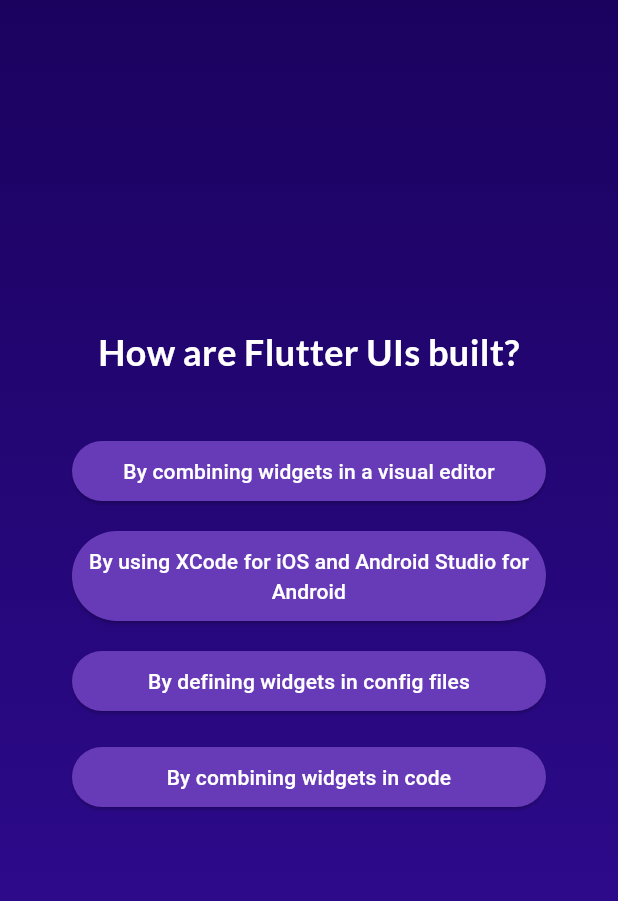
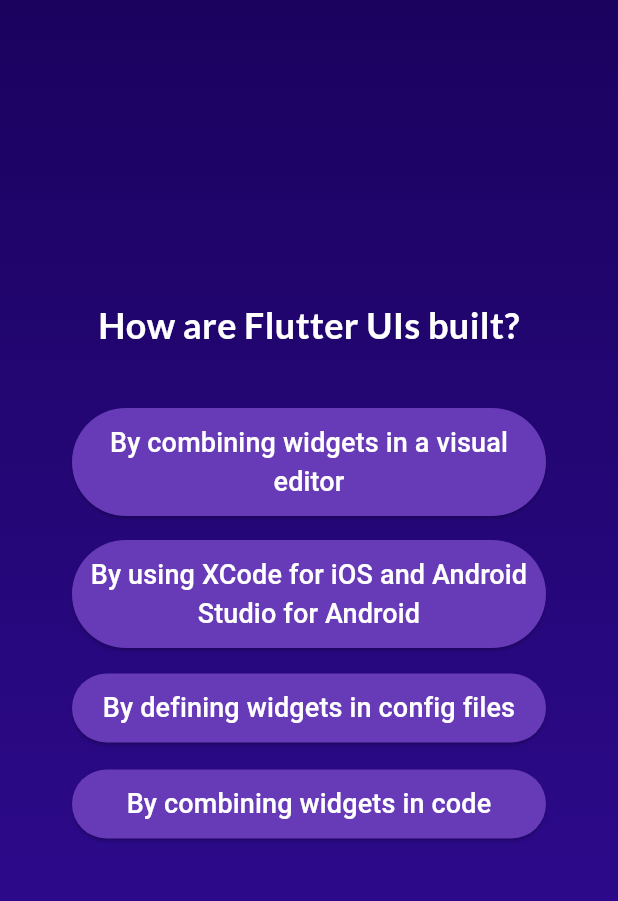
Before and after one commit to Hemonesh-M/quiz_app, a Flutter app: the screen it shows after launch, after a tap on "Start Quiz", after a tap on "Components", on a phone screen of 412 x 824 dp, the part 84-985 px from its top. Run offline on Flutter 3.47's test engine with Material 3 defaults, Android fonts, the phone set to English and light mode, and no system bars; our stand-ins replace google_fonts.

Commit message:
Small visual changes

```diff
--- a/lib/model/answer_button.dart
+++ b/lib/model/answer_button.dart
@@ -15,7 +15,7 @@ class AnswerButton extends StatelessWidget {
         padding: const EdgeInsets.all(10),
       ),
       onPressed: onTap,
-      child: Text(answerText, textAlign: TextAlign.center),
+      child: Text(answerText, textAlign: TextAlign.center,style: const TextStyle(fontSize: 18),),
     );
   }
 }
--- a/lib/question_summary.dart
+++ b/lib/question_summary.dart
@@ -50,7 +50,7 @@ class QuestionSummary extends StatelessWidget {
                           textAlign: TextAlign.left,
                           style: GoogleFonts.lato(
                             color: Colors.white,
-                            fontSize: 15,
+                            fontSize: 20,
                           ),
                         ),
                         const SizedBox(height: 8),
--- a/lib/quiz.dart
+++ b/lib/quiz.dart
@@ -68,7 +68,7 @@ class _QuizState extends State<Quiz> {
     } else if (activeScreen == 'ResultScreen') {
       return ResultScreen(restartQuiz, selectedAnswer);
     }
-    return const Text('ERROR LOL!!!@!!');
+    return const Text('Invalid Value in activeScreen string');
   }
 
   @override
--- a/lib/start_screen.dart
+++ b/lib/start_screen.dart
@@ -25,7 +25,7 @@ class StartScreen extends StatelessWidget {
             'assets/images/quiz-logo.png',
             width: 300,
             alignment: Alignment.center,
-            color: const Color.fromARGB(150, 255, 255, 255),
+            color:  Colors.deepPurpleAccent,
           ),
 
           // Opacity(
```
